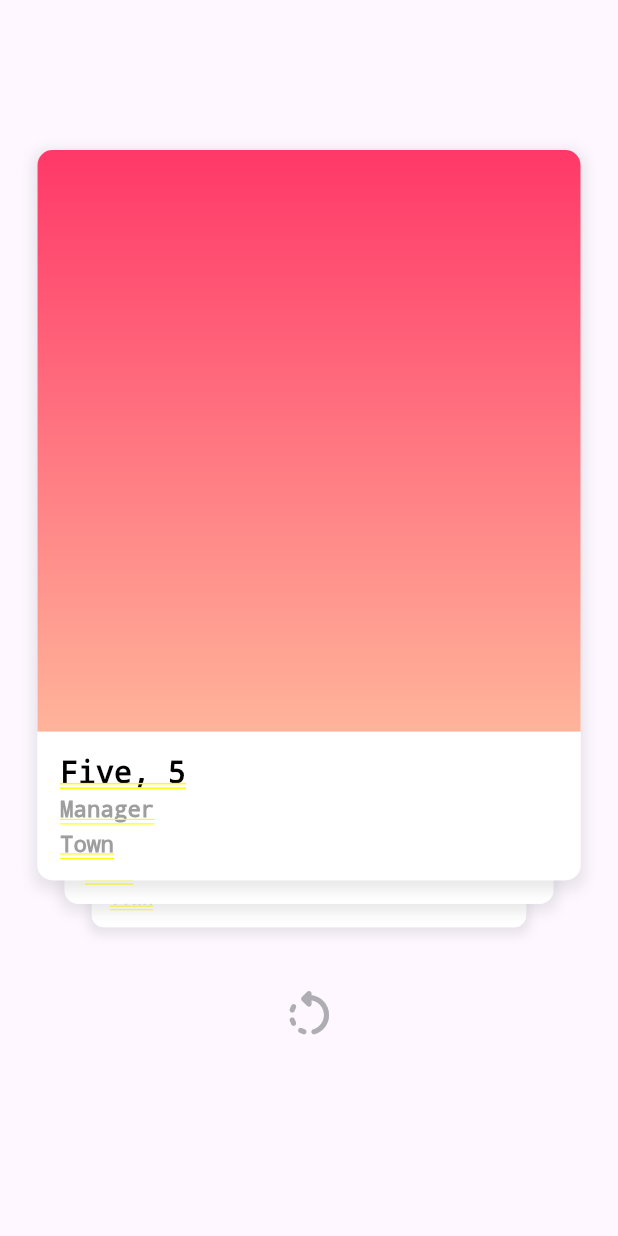
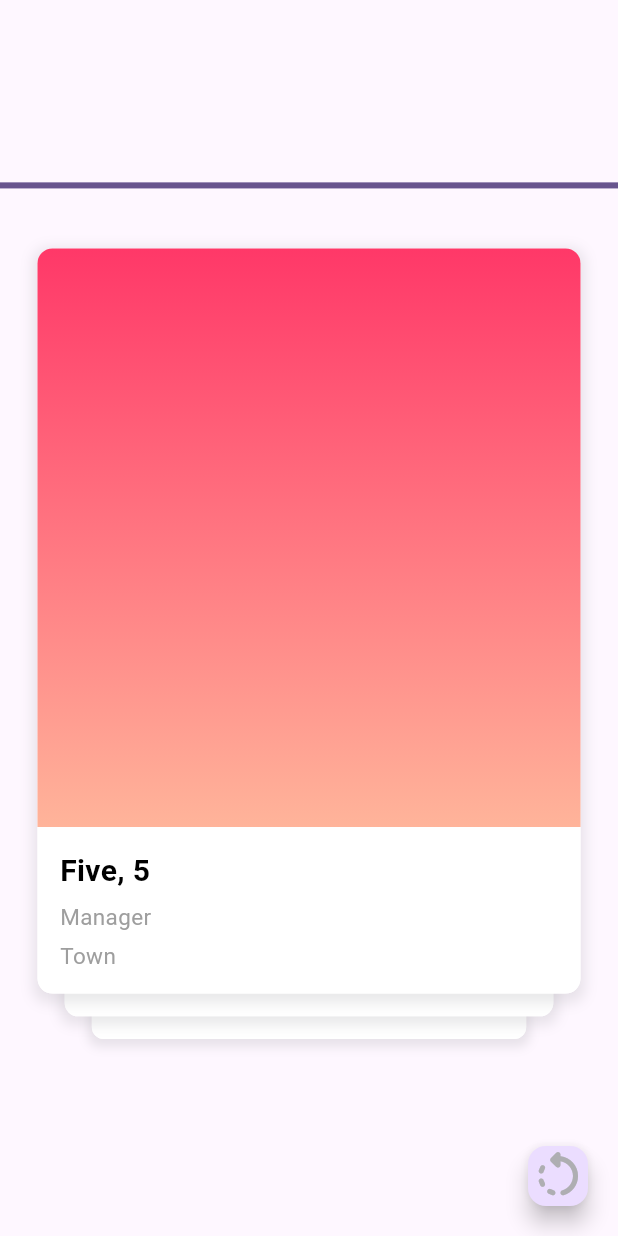
Before and after one commit to Richmond-Nunoo/Flutter-Riddles, a Flutter app: the MyCustomWidget screen opened directly, on a phone screen of 412 x 824 dp. Run offline on Flutter 3.47's test engine with Material 2 defaults, Android fonts, the phone set to English and light mode, and no system bars; drawn by our look-alikes of appinio_swiper, flip_card.

Commit message:
improving code

```diff
--- a/lib/views/example_cards.dart
+++ b/lib/views/example_cards.dart
@@ -5,12 +5,11 @@ import 'package:flutter/material.dart';
 
 class ExampleCard extends StatelessWidget {
   final ExampleCandidateModel candidate;
-  final Function() tap;
+
 
   const ExampleCard({
     Key? key,
     required this.candidate,
-    required this.tap,
   }) : super(key: key);
 
   @override
--- a/lib/views/flash_cards.dart
+++ b/lib/views/flash_cards.dart
@@ -2,7 +2,7 @@ import 'package:appinio_swiper/appinio_swiper.dart';
 import 'package:flashcards_quiz/views/buttons.dart';
 import 'package:flashcards_quiz/views/example_cards.dart';
 import 'package:flashcards_quiz/views/model.dart';
-import 'package:flutter/cupertino.dart';
+import 'package:flutter/material.dart';
 
 class MyCustomWidget extends StatefulWidget {
   const MyCustomWidget({super.key});
@@ -15,11 +15,17 @@ class MyCustomWidgetState extends State<MyCustomWidget> {
   final AppinioSwiperController controller = AppinioSwiperController();
   @override
   Widget build(BuildContext context) {
-    return CupertinoPageScaffold(
+    return Scaffold(
+      floatingActionButton: FloatingActionButton.small(
+        onPressed: () {},
+        child: unswipeButton(controller),
+      ),
+      body: SafeArea(
         child: Column(
+          mainAxisAlignment: MainAxisAlignment.center,
           children: [
-          const SizedBox(
-            height: 50,
+            LinearProgressIndicator(
+              value: 10,
             ),
             SizedBox(
               height: MediaQuery.of(context).size.height * 0.70,
@@ -38,7 +44,7 @@ class MyCustomWidgetState extends State<MyCustomWidget> {
                 padding: const EdgeInsets.only(
                   left: 25,
                   right: 25,
-                top: 50,
+                  top: 40,
                   bottom: 40,
                 ),
                 onEnd: _onEnd,
@@ -48,18 +54,12 @@ class MyCustomWidgetState extends State<MyCustomWidget> {
                   print(index);
                   return ExampleCard(
                     candidate: cardIndex,
-                  tap: () {
-                    print(cardIndex.name);
-                  },
                   );
                 },
               ),
             ),
-          const SizedBox(
-            height: 20,
+          ],
         ),
-          unswipeButton(controller)
-        ],
       ),
     );
   }
```
Lines whose indentation alone changed are shown as unchanged.
